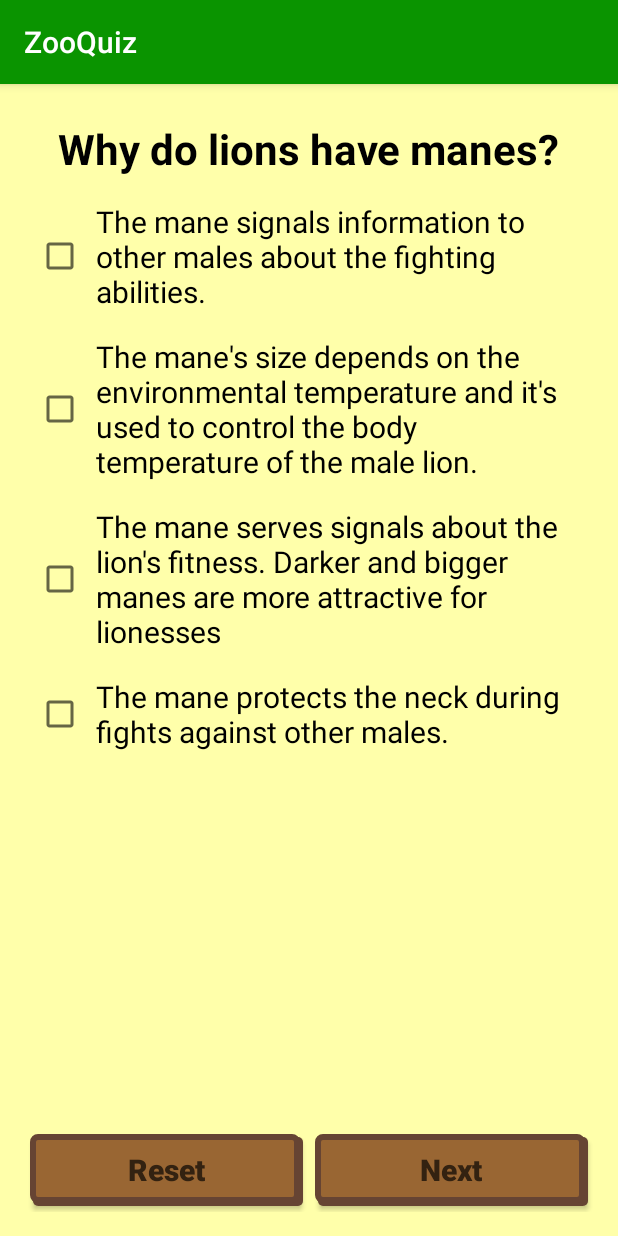
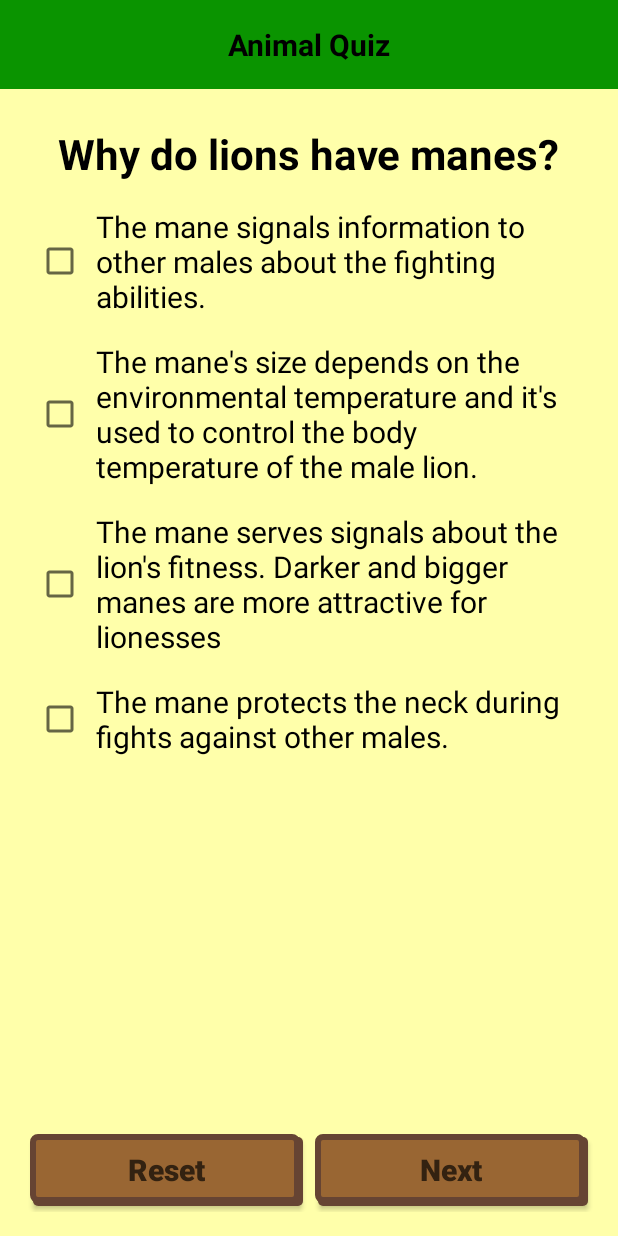
Before and after one commit to CordulaAndune/AnimalQuiz, an Android app: the QuizActivity screen opened directly, with no data from a screen before it, on a phone screen of 412 x 824 dp. Run offline under Robolectric (Android 15) with nearby library versions, the phone set to English and light mode, and no system bars; our stand-ins replace data binding.

Commit message:
Add large dimens

```diff
--- a/app/src/main/res/layout/activity_quiz.xml
+++ b/app/src/main/res/layout/activity_quiz.xml
@@ -6,26 +6,38 @@
     </data>
 
     <LinearLayout xmlns:tools="http://schemas.android.com/tools"
-        android:padding="@dimen/outer_padding"
         android:layout_width="match_parent"
         android:layout_height="match_parent"
+        android:background="@color/colorBackground"
         android:orientation="vertical"
-        android:background="@color/colorBackground"
         tools:context="de.cordulagloge.android.animalquiz.QuizActivity">
+
+        <TextView
+            android:layout_width="match_parent"
+            android:layout_height="wrap_content"
+            android:background="@color/colorAccent"
+            android:gravity="center"
+            android:padding="@dimen/outer_padding"
+            android:text="Animal Quiz"
+            android:textColor="@color/colorPrimaryDark"
+            android:textSize="@dimen/answerTextSize"
+            android:textStyle="bold" />
 
         <ScrollView
             android:id="@+id/rootView"
             android:layout_width="match_parent"
             android:layout_height="0dp"
             android:layout_weight="1"
-            android:orientation="vertical">
+            android:orientation="vertical"
+            android:padding="@dimen/outer_padding">
 
         </ScrollView>
 
         <LinearLayout
             android:layout_width="match_parent"
             android:layout_height="wrap_content"
-            android:layout_gravity="end">
+            android:layout_gravity="end"
+            android:padding="@dimen/outer_padding">
 
             <Button
                 android:id="@+id/reset_button"
--- /dev/null
+++ b/app/src/main/res/values-large/dimens.xml
@@ -0,0 +1,9 @@
+<?xml version="1.0" encoding="utf-8"?>
+<resources>
+    <dimen name="outer_padding">24dp</dimen>
+    <dimen name="inner_margin">8dp</dimen>
+    <dimen name="button_margin">8dp</dimen>
+    <dimen name="questionTextSize">40sp</dimen>
+    <dimen name="answerTextSize">32sp</dimen>
+    <dimen name="corner_radius">3dp</dimen>
+</resources>
--- a/app/src/main/res/values/styles.xml
+++ b/app/src/main/res/values/styles.xml
@@ -1,7 +1,7 @@
 <resources>
 
     <!-- Base application theme. -->
-    <style name="AppTheme" parent="Theme.AppCompat.Light.DarkActionBar">
+    <style name="AppTheme" parent="Theme.AppCompat.Light.NoActionBar">
         <!-- Customize your theme here. -->
         <item name="colorPrimary">@color/colorPrimary</item>
         <item name="colorPrimaryDark">@color/colorPrimaryDark</item>
```
Also changed, not shown: app/src/main/res/layout/activity_main.xml (+13 -6 lines).
